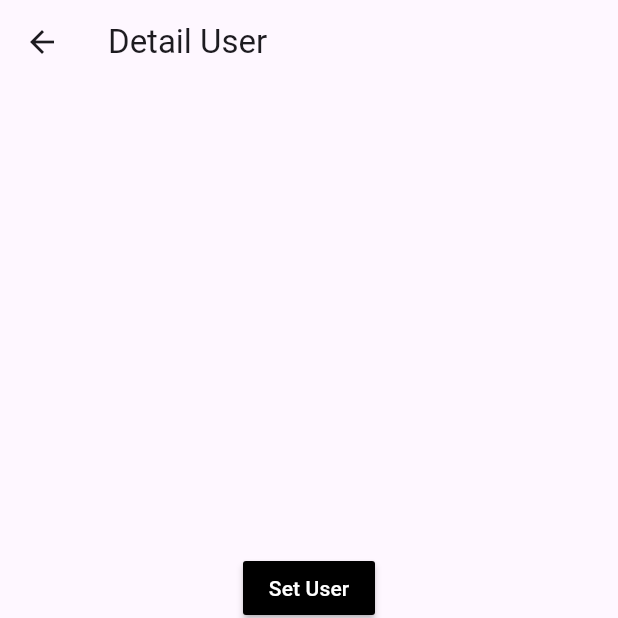
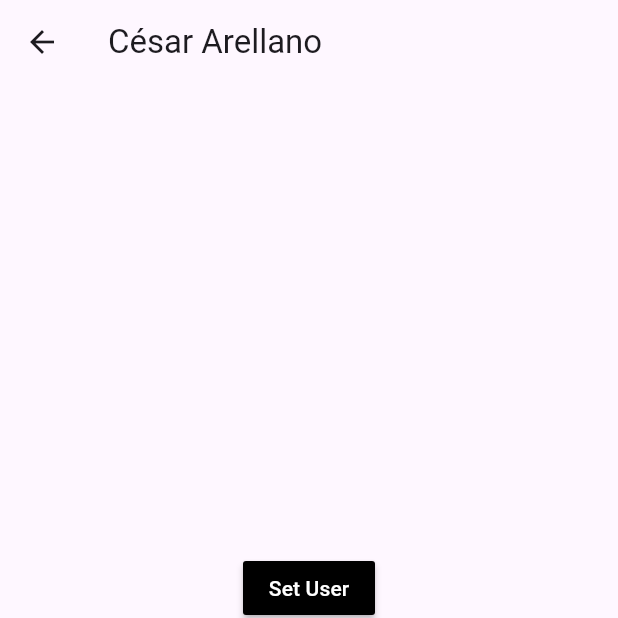
Before and after one commit to CesarArellano/Flutter-Advanced-Course, a Flutter app: the DetailScreen screen opened by its route, after a tap on "Set User", on a phone screen of 412 x 824 dp, the top half of it. Run offline on Flutter 3.47's test engine with Material 2 defaults, Android fonts, the phone set to English and light mode, and no system bars; our stand-ins replace animate_do, bloc, dio, flutter_bloc, flutter_credit_card, flutter_secure_storage and 10 more; missing offline and left inert: google_polyline_algorithm, stripe_payment; accounts and stored records are empty.

Commit message:
Finish StreamController Singleton State

```diff
--- a/new_states_app/lib/models/user.dart
+++ b/new_states_app/lib/models/user.dart
@@ -7,6 +7,6 @@ class User {
   });
 
   String name;
-  String age;
+  int age;
   List<String> professions;
 }
--- a/new_states_app/lib/screens/detail_screen.dart
+++ b/new_states_app/lib/screens/detail_screen.dart
@@ -11,7 +11,13 @@ class DetailScreen extends StatelessWidget {
   Widget build(BuildContext context) {
     return Scaffold(
       appBar: AppBar(
-        title: const Text('Detail User')
+        title: StreamBuilder<User>(
+          stream: userService.userStream,
+          builder: (BuildContext context, AsyncSnapshot<User> snapshot) {
+            final name = snapshot.data?.name ?? 'Detail Page';
+            return Text(name);
+          }
+        ),
       ),
       body: Center(
         child: Column(
@@ -21,7 +27,7 @@ class DetailScreen extends StatelessWidget {
               text: 'Set User',
               onPressed: () {
                 userService.loadUser(User(
-                  age: '23',
+                  age: 22,
                   name: 'César Arellano',
                   professions: ['Mobile Developer', 'Web Developer']
                 ));
@@ -30,7 +36,7 @@ class DetailScreen extends StatelessWidget {
             _DetailButton(
               text: 'Set Age',
               onPressed: () {
-
+                userService.changeAge(23);
               },
             ),
             _DetailButton(
--- a/new_states_app/lib/screens/home_screen.dart
+++ b/new_states_app/lib/screens/home_screen.dart
@@ -1,4 +1,5 @@
 import 'package:flutter/material.dart';
+import 'package:new_states_app/models/user.dart';
 
 import '../services/user_service.dart';
 
@@ -12,14 +13,20 @@ class HomeScreen extends StatelessWidget {
       appBar: AppBar(
         title: const Text('Home'),
       ),
-      body: userService.isExistUser
-        ? const _UserData()
+      body: StreamBuilder(
+        stream: userService.userStream,
+        builder: (BuildContext context, AsyncSnapshot<User> snapshot) {
+          return snapshot.hasData
+            ? _UserData( user: snapshot.data! )
             : const Center(
               child: Text(
                 'No User',
                 style: TextStyle(fontSize: 18, fontWeight: FontWeight.bold)
               )
+            );
+        },
       ),
+
       floatingActionButton: FloatingActionButton(
         onPressed: () {
           Navigator.pushNamed(context, 'detail');
@@ -34,11 +41,13 @@ class HomeScreen extends StatelessWidget {
 class _UserData extends StatelessWidget {
   const _UserData({
     Key? key,
+    required this.user
   }) : super(key: key);
+
+  final User user;
 
   @override
   Widget build(BuildContext context) {
-    final user = userService.user;
 
     return Container(
       padding: const EdgeInsets.symmetric(horizontal: 15),
@@ -51,15 +60,15 @@ class _UserData extends StatelessWidget {
           const Text('General', style: TextStyle(fontSize: 18, fontWeight: FontWeight.bold)),
           const Divider(),
           ListTile(
-            title: Text('Name: ${ user?.name ?? '' }'),
+            title: Text('Name: ${ user.name }'),
           ),
           ListTile(
-            title: Text('Age: ${ user?.age ?? '' }'),
+            title: Text('Age: ${ user.age }'),
           ),
           const SizedBox(height: 10),
           const Text('Professions', style: TextStyle(fontSize: 18, fontWeight: FontWeight.bold)),
           const Divider(),
-          ...(user?.professions ?? []).map(
+          ...user.professions.map(
             (e) => ListTile(
               title: Text(e),
             )
--- a/new_states_app/lib/services/user_service.dart
+++ b/new_states_app/lib/services/user_service.dart
@@ -1,7 +1,14 @@
+import 'dart:async';
+
 import 'package:new_states_app/models/user.dart';
 
 class UserService {
   User? _user;
+
+
+  final StreamController<User> _userStreamController = StreamController<User>.broadcast();
+
+  Stream<User> get userStream => _userStreamController.stream;
 
   User? get user => _user;
 
@@ -9,6 +16,16 @@ class UserService {
 
   void loadUser(User newUser) {
     _user = newUser;
+    _userStreamController.add(newUser);
+  }
+
+  void changeAge(int age) {
+    _user?.age = age;
+    _userStreamController.add( _user ?? User(name: 'César Arellano', age: age, professions: ['Mobile Developer']));
+  }
+
+  void dispose() {
+    _userStreamController.close();
   }
 }
 
```
Lines whose indentation alone changed are shown as unchanged.
